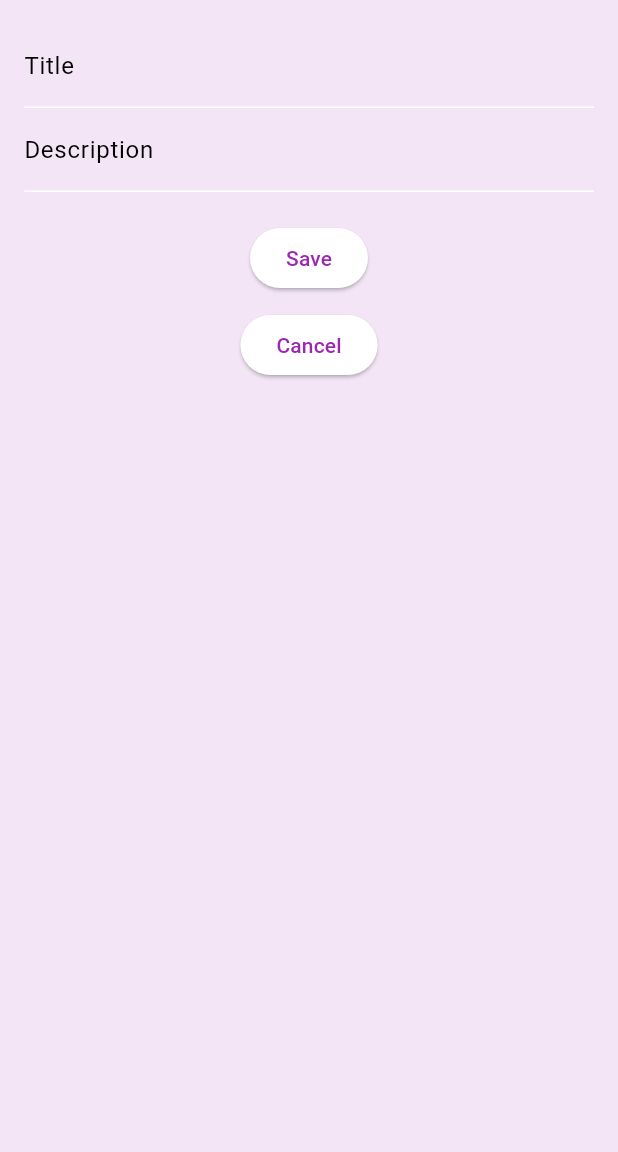
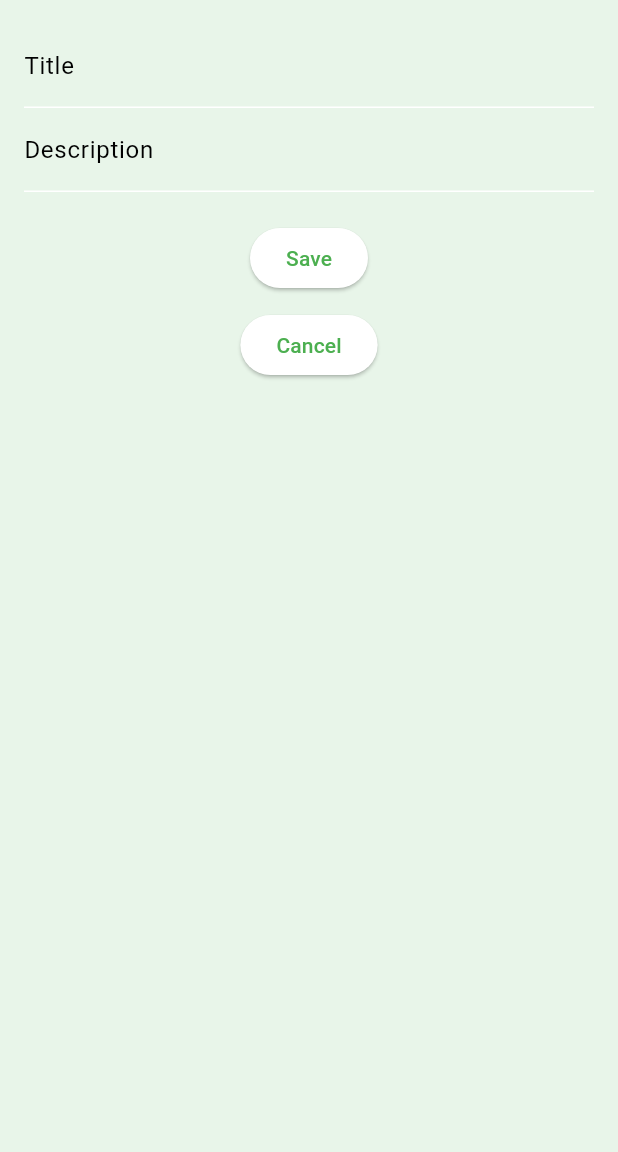
Before and after one commit to Asluf/flutter_note_app, a Flutter app: the screen it shows after launch, after a tap on the "add" icon, on a phone screen of 412 x 824 dp, the part 84-1236 px from its top. Run offline on Flutter 3.47's test engine with Material 3 defaults, Android fonts, the phone set to English and light mode, and no system bars; our stand-ins replace sqflite; accounts and stored records are empty.

Commit message:
removes unused file

```diff
--- a/lib/main.dart
+++ b/lib/main.dart
@@ -9,12 +9,11 @@ void main() {
 class MyApp extends StatelessWidget {
   const MyApp({super.key});
 
-  // This widget is the root of your application.
   @override
   Widget build(BuildContext context) {
     return MaterialApp(
       title: 'Note Manager',
-      theme: lavenderDreamTheme, // Light theme
+      theme: forestGreenTheme, // Light theme
       darkTheme: darkModeTheme, // Dark theme
       themeMode: ThemeMode.system,
       home: const DashboardScreen(),
```
Also changed, not shown: lib/just.dart (deleted, +0 -23 lines).
